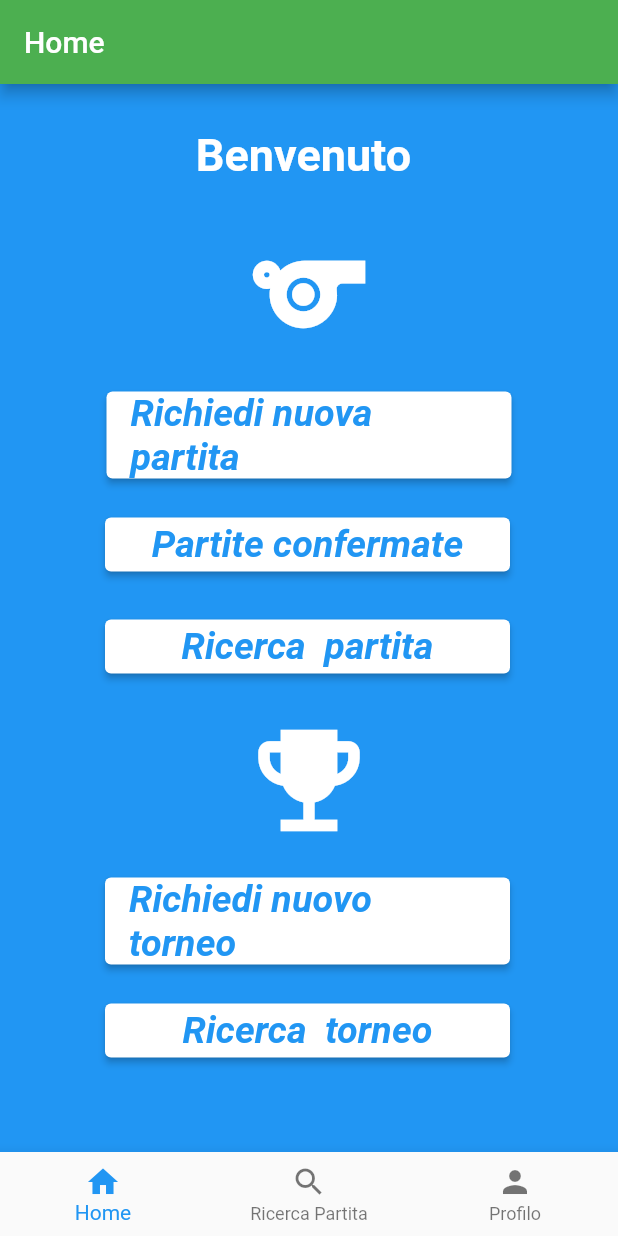
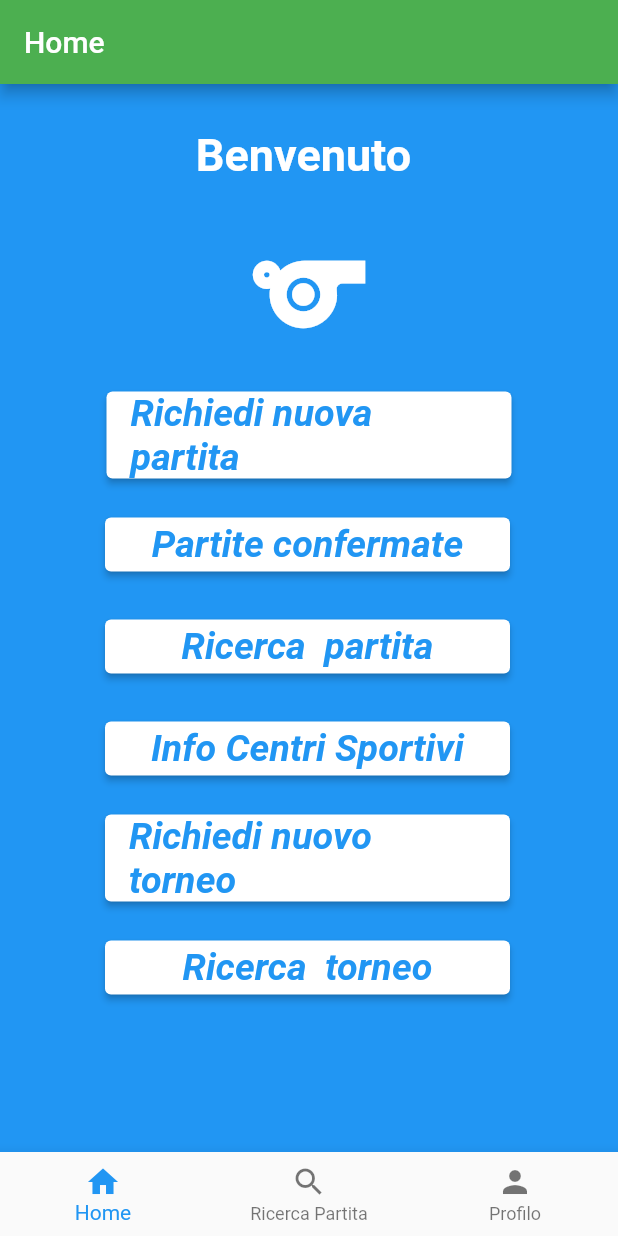
Before and after one commit to GiuseppeGalante/Emad2022-SportVillage, a Flutter app: the HomeGioState screen opened directly with empty values, on a phone screen of 412 x 824 dp. Run offline on Flutter 3.47's test engine with Material 2 defaults, Android fonts, the phone set to English and light mode, and no system bars; our stand-ins replace firebase_database, splashscreen; accounts and stored records are empty.

Commit message:
Pagina info Centro sportivo

```diff
--- a/lib/screens/home.dart
+++ b/lib/screens/home.dart
@@ -1,6 +1,7 @@
 import 'package:flutter/material.dart';
 import 'package:flutter_app_emad/entity/CentroSportivo.dart';
 import 'package:flutter_app_emad/entity/Giocatore.dart';
+import 'package:flutter_app_emad/screens/InfoCentriSportivi.dart';
 import 'package:flutter_app_emad/screens/ProfiloGiocatore.dart';
 import 'package:flutter_app_emad/screens/richiediTorneo.dart';
 import 'package:flutter_app_emad/screens/richiestaNuovaPartita.dart';
@@ -41,6 +42,8 @@ class HomeGioState extends StatefulWidget
 class _MyHomeGioState extends State<HomeGioState>{
   int _selectedIndex = 0;
 
+
+  List<CentroSportivo>centrosportivo=[];
   void _onItemTapped(int index) {
     setState(() {
       _selectedIndex = index;
@@ -184,11 +187,35 @@ class _MyHomeGioState extends State<HomeGioState>{
                                       ),
                                     )
                                   ]),
-                              Padding(padding: EdgeInsets.only(top:20),
-                                child:Icon(Icons.emoji_events,
-                                  size:90,
-                                  color: Colors.white,),
-                              ),
+                              Row(
+                                  children: [
+
+                                    Padding(
+                                      padding: const EdgeInsets.only(top: 20.0, left: 70.0),
+                                      child: ElevatedButton(
+                                        style: ElevatedButton.styleFrom(
+                                          primary: Colors.white,
+                                          fixedSize: Size.fromWidth(270),
+                                        ),
+                                        onPressed: () {
+                                          Navigator.push(context, MaterialPageRoute(
+                                              builder: (context){
+                                                return InfoCentriSportivi(centrosportivo: []);
+                                              }
+                                          ));
+
+                                        },
+                                        child: const Text('Info Centri Sportivi',style: TextStyle(
+                                          color:Colors.blue,
+                                          fontWeight: FontWeight.bold,
+                                          fontSize: 25,
+                                          fontStyle: FontStyle.italic,
+                                        ),
+                                        ),
+                                      ),
+                                    )
+                                  ]),
+
 
                               Row(
                                   children: [
```
Also changed, not shown: lib/screens/InfoCentriSportivi.dart (renamed from lib/screens/InfoCentroSportivo1.dart, +22 -21 lines), lib/screens/InfoCentroSportivo.dart (added, +73 -0 lines), lib/screens/richiestaNuovaPartita.dart (+16 -1 lines).
